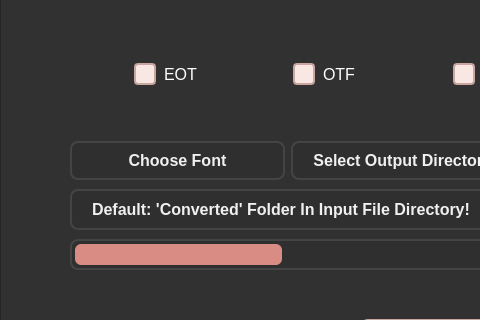
Before: the Qt Designer form Design/Dashboard.ui in mahtabulsouravv/font-converter, drawn with Qt 5; both pictures show x 0 to 480 and y 121 to 441 of the 1000 by 600 pixel window.
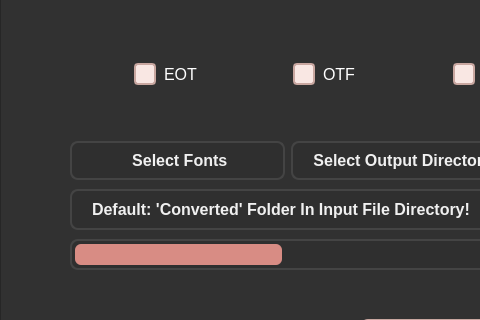
After: the same form once the commit is applied. Icons and pictures are not drawn.

The edit to the form file:
```diff
--- a/Design/Dashboard.ui
+++ b/Design/Dashboard.ui
@@ -413,7 +413,7 @@
 </string>
           </property>
           <property name="text">
-           <string>Choose Font</string>
+           <string> Select Fonts</string>
           </property>
           <property name="icon">
            <iconset resource="../Resources/All.qrc">
```
